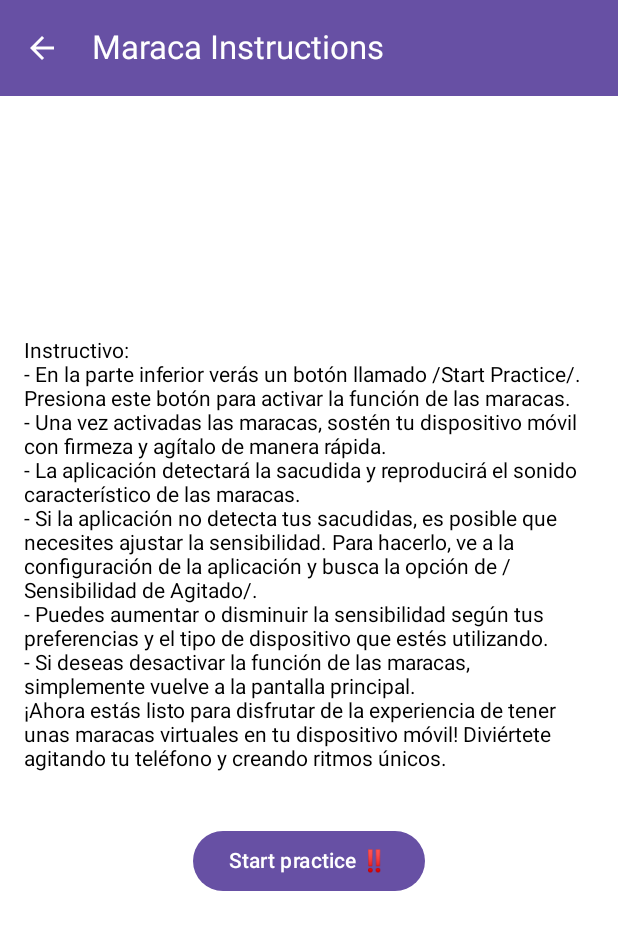
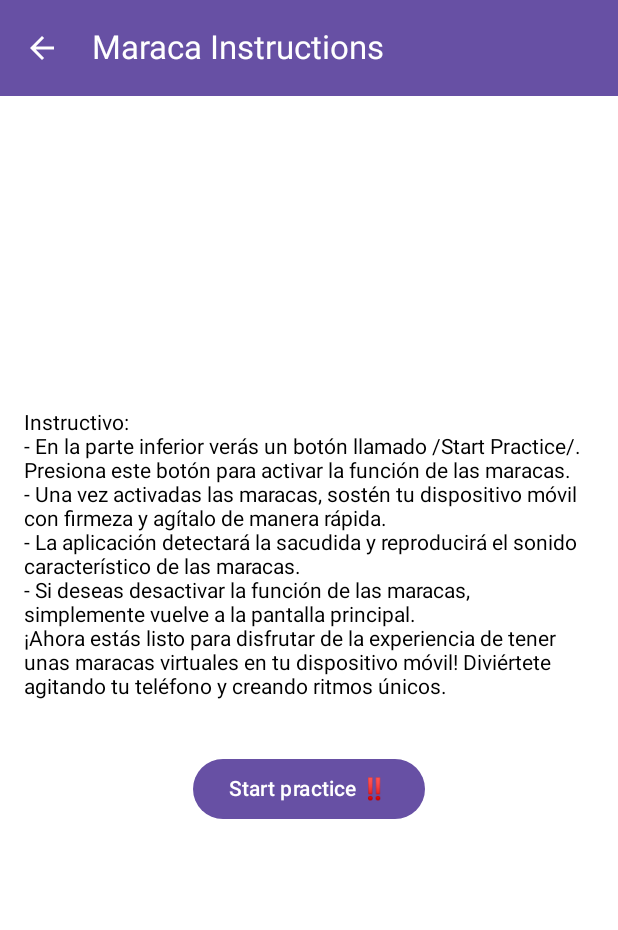
Before and after one commit to Chocolatamargo2607/UD.PPC_Parcial1, an Android app built with Jetpack Compose: the @Preview function Practice_maraca_screen_preview, on a phone screen of 412 x 824 dp. Shown: the top 930 px of the screen. Run offline under Robolectric (Android 15) with nearby library versions, the phone set to English and light mode, and no system bars.

Commit message:
instruments description

```diff
--- a/app/src/main/java/com/example/udppc_parcial1/view/Practice_maraca_screen.kt
+++ b/app/src/main/java/com/example/udppc_parcial1/view/Practice_maraca_screen.kt
@@ -67,8 +67,6 @@ fun Practice_maraca_screen(navController: NavController){
                 "- En la parte inferior verás un botón llamado /Start Practice/. Presiona este botón para activar la función de las maracas.\n" +
                 "- Una vez activadas las maracas, sostén tu dispositivo móvil con firmeza y agítalo de manera rápida.\n" +
                 "- La aplicación detectará la sacudida y reproducirá el sonido característico de las maracas.\n" +
-                "- Si la aplicación no detecta tus sacudidas, es posible que necesites ajustar la sensibilidad. Para hacerlo, ve a la configuración de la aplicación y busca la opción de /Sensibilidad de Agitado/.\n" +
-                "- Puedes aumentar o disminuir la sensibilidad según tus preferencias y el tipo de dispositivo que estés utilizando. \n" +
                 "- Si deseas desactivar la función de las maracas, simplemente vuelve a la pantalla principal. \n" +
                 "¡Ahora estás listo para disfrutar de la experiencia de tener unas maracas virtuales en tu dispositivo móvil! Diviértete agitando tu teléfono y creando ritmos únicos.",color = Color.Black
         )
--- a/build.gradle.kts
+++ b/build.gradle.kts
@@ -1,5 +1,5 @@
 // Top-level build file where you can add configuration options common to all sub-projects/modules.
 plugins {
-    id("com.android.application") version "8.1.3" apply false
+    id("com.android.application") version "8.3.1" apply false
     id("org.jetbrains.kotlin.android") version "1.9.0" apply false
 }
```
Also changed, not shown: gradle/wrapper/gradle-wrapper.properties.
